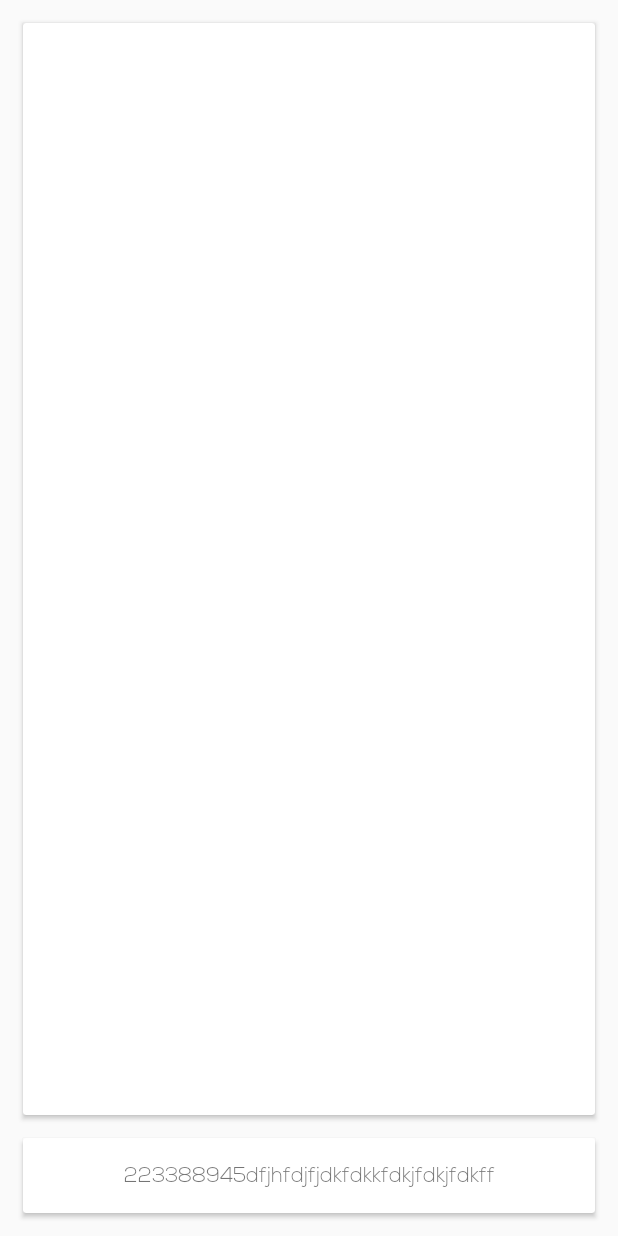
After one commit to mtnEvento/Vento-master, an Android app: the fragment BarcodeFragment shown on its own in the app's theme, on a phone screen of 412 x 824 dp. The commit adds this screen. Run offline under Robolectric (Android 15) with nearby library versions, the phone set to English and light mode, and no system bars.

Commit message:
home screen updated

```diff
--- a/app/build.gradle
+++ b/app/build.gradle
@@ -26,6 +26,8 @@ dependencies {
         exclude group: 'com.android.support', module: 'support-annotations'
     })
     compile files('libs/java-util-1.3.1.jar')
+    compile files('libs/jackson-all-1.9.0.jar')
+    // If you want to use the GPU Filters
     compile 'com.android.support:appcompat-v7:25.3.1'
     compile 'com.android.support.constraint:constraint-layout:1.0.2'
     compile 'com.google.firebase:firebase-core:11.0.4'
@@ -41,12 +43,10 @@ dependencies {
     compile 'com.github.florent37:viewanimator:1.0.5'
     compile 'com.github.renaudcerrato:FloatingSearchView:1.0.1'
     compile 'com.github.clans:fab:1.6.4'
-    testCompile 'junit:junit:4.12'
-    compile files('libs/jackson-all-1.9.0.jar')
     compile 'com.github.bumptech.glide:glide:3.8.0'
     compile 'org.jetbrains:annotations-java5:15.0'
     compile 'jp.wasabeef:glide-transformations:2.0.2'
-    // If you want to use the GPU Filters
     compile 'jp.co.cyberagent.android.gpuimage:gpuimage-library:1.4.1'
+    testCompile 'junit:junit:4.12'
 }
 apply plugin: 'com.google.gms.google-services'
--- /dev/null
+++ b/app/src/main/java/com/mtn/evento/fragments/BarcodeFragment.java
@@ -0,0 +1,30 @@
+package com.mtn.evento.fragments;
+
+
+import android.os.Bundle;
+import android.support.v4.app.Fragment;
+import android.view.LayoutInflater;
+import android.view.View;
+import android.view.ViewGroup;
+
+import com.mtn.evento.R;
+
+/**
+ * A simple {@link Fragment} subclass.
+ */
+public class BarcodeFragment extends Fragment {
+
+
+    public BarcodeFragment() {
+        // Required empty public constructor
+    }
+
+
+    @Override
+    public View onCreateView(LayoutInflater inflater, ViewGroup container,
+                             Bundle savedInstanceState) {
+        // Inflate the layout for this fragment
+        return inflater.inflate(R.layout.fragment_barcode, container, false);
+    }
+
+}
--- /dev/null
+++ b/app/src/main/res/layout/fragment_barcode.xml
@@ -0,0 +1,41 @@
+<?xml version="1.0" encoding="utf-8"?>
+<RelativeLayout xmlns:android="http://schemas.android.com/apk/res/android"
+    xmlns:app="http://schemas.android.com/apk/res-auto"
+    xmlns:tools="http://schemas.android.com/tools"
+    android:layout_width="match_parent"
+    android:layout_height="match_parent"
+    tools:context="com.mtn.evento.activities.BarcodeActivity">
+
+    <android.support.v7.widget.CardView
+        android:layout_width="match_parent"
+        android:layout_height="match_parent"
+        android:layout_below="@+id/toolbar"
+        android:elevation="10dp"
+        android:layout_above="@+id/transactionId_card"
+        android:layout_margin="@dimen/margin_standard"
+        >
+
+    </android.support.v7.widget.CardView>
+
+    <android.support.v7.widget.CardView
+        android:id="@+id/transactionId_card"
+        android:layout_width="match_parent"
+        android:layout_alignParentBottom="true"
+        android:layout_marginRight="@dimen/margin_standard"
+        android:layout_marginLeft="@dimen/margin_standard"
+        android:layout_marginBottom="@dimen/margin_standard"
+        android:elevation="10dp"
+        android:layout_height="50dp">
+
+        <TextView
+            android:id="@+id/transactionId"
+            android:layout_width="match_parent"
+            android:layout_height="wrap_content"
+            android:layout_gravity="center"
+            android:text="223388945dfjhfdjfjdkfdkkfdkjfdkjfdkff"
+            android:gravity="center_horizontal"
+            />
+
+    </android.support.v7.widget.CardView>
+
+</RelativeLayout>
```
Also changed, not shown: app/src/main/java/com/mtn/evento/activities/BarcodeActivity.java (+54 -0 lines), app/src/main/res/layout/activity_barcode.xml (+3 -26 lines).
